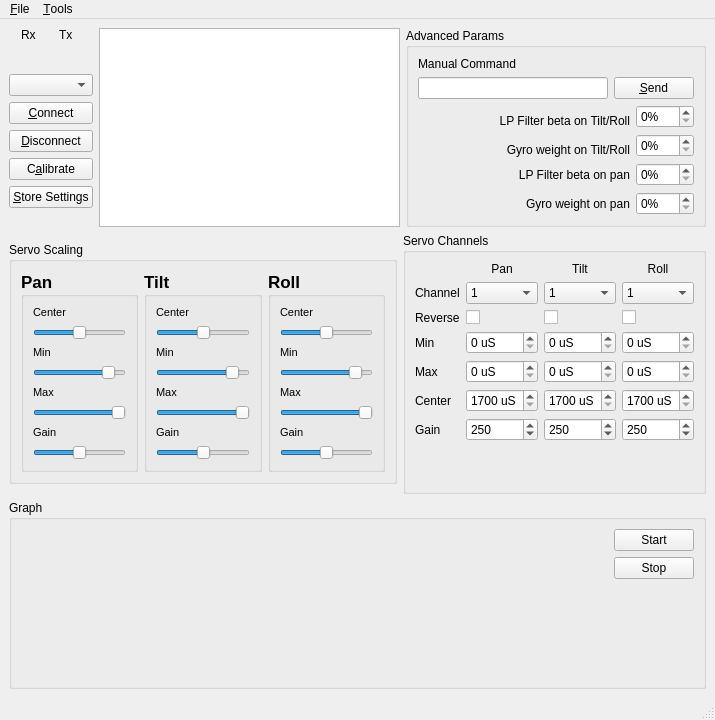
First picture: the form in mainwindow.ui, repository dlktdr/HeadTracker, before the edit.
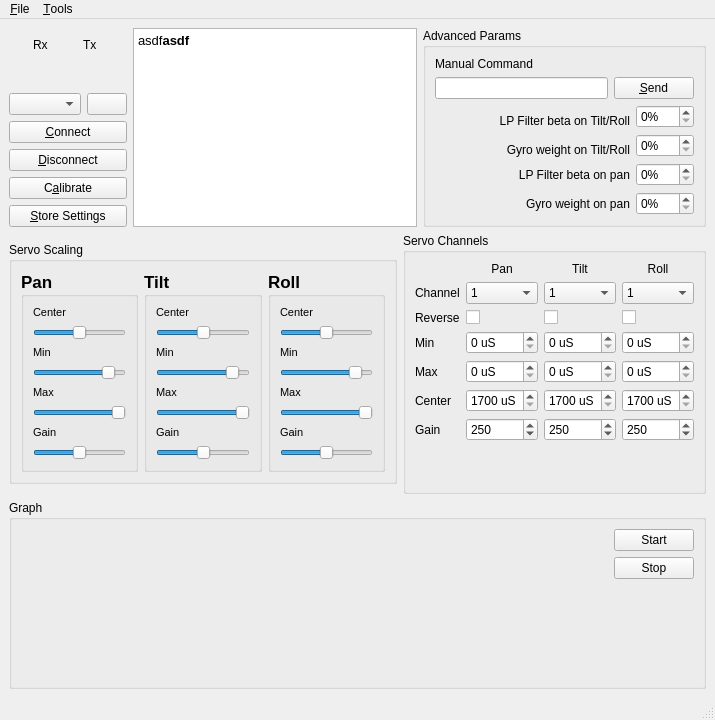
Second picture: the form after the edit. Icons and pictures are not drawn. Custom widgets are drawn as their Qt base class.

Commit message:
Added Reset, Started modify of log
Logging still ugly/broken here.

```diff
--- a/mainwindow.ui
+++ b/mainwindow.ui
@@ -14,12 +14,88 @@
    <string>MainWindow</string>
   </property>
   <widget class="QWidget" name="centralwidget">
-   <layout class="QVBoxLayout" name="verticalLayout_7">
+   <layout class="QVBoxLayout" name="verticalLayout_4">
     <item>
      <layout class="QHBoxLayout" name="horizontalLayout_2">
       <item>
-       <layout class="QVBoxLayout" name="verticalLayout_4">
-        <item>
+       <layout class="QGridLayout" name="gridLayout_4">
+        <item row="1" column="0">
+         <widget class="QComboBox" name="cmdPort">
+          <property name="sizePolicy">
+           <sizepolicy hsizetype="Minimum" vsizetype="Fixed">
+            <horstretch>0</horstretch>
+            <verstretch>0</verstretch>
+           </sizepolicy>
+          </property>
+         </widget>
+        </item>
+        <item row="1" column="1">
+         <widget class="QPushButton" name="cmdRefresh">
+          <property name="toolTip">
+           <string>Refresh Available Serial Ports</string>
+          </property>
+          <property name="text">
+           <string/>
+          </property>
+          <property name="icon">
+           <iconset resource="Resources.qrc">
+            <normaloff>:/Icons/refresh.svg</normaloff>:/Icons/refresh.svg</iconset>
+          </property>
+         </widget>
+        </item>
+        <item row="2" column="0" colspan="2">
+         <widget class="QPushButton" name="cmdConnect">
+          <property name="sizePolicy">
+           <sizepolicy hsizetype="Minimum" vsizetype="Fixed">
+            <horstretch>0</horstretch>
+            <verstretch>0</verstretch>
+           </sizepolicy>
+          </property>
+          <property name="text">
+           <string>&amp;Connect</string>
+          </property>
+         </widget>
+        </item>
+        <item row="3" column="0" colspan="2">
+         <widget class="QPushButton" name="cmdDisconnect">
+          <property name="sizePolicy">
+           <sizepolicy hsizetype="Minimum" vsizetype="Fixed">
+            <horstretch>0</horstretch>
+            <verstretch>0</verstretch>
+           </sizepolicy>
+          </property>
+          <property name="text">
+           <string>&amp;Disconnect</string>
+          </property>
+         </widget>
+        </item>
+        <item row="4" column="0" colspan="2">
+         <widget class="QPushButton" name="cmdCalibrate">
+          <property name="sizePolicy">
+           <sizepolicy hsizetype="Minimum" vsizetype="Fixed">
+            <horstretch>0</horstretch>
+            <verstretch>0</verstretch>
+           </sizepolicy>
+          </property>
+          <property name="text">
+           <string>C&amp;alibrate</string>
+          </property>
+         </widget>
+        </item>
+        <item row="5" column="0" colspan="2">
+         <widget class="QPushButton" name="cmdStore">
+          <property name="sizePolicy">
+           <sizepolicy hsizetype="Minimum" vsizetype="Fixed">
+            <horstretch>0</horstretch>
+            <verstretch>0</verstretch>
+           </sizepolicy>
+          </property>
+          <property name="text">
+           <string>&amp;Store Settings</string>
+          </property>
+         </widget>
+        </item>
+        <item row="0" column="0" colspan="2">
          <layout class="QGridLayout" name="gridLayout_3">
           <item row="1" column="1">
            <widget class="QLabel" name="label_10">
@@ -81,85 +157,10 @@
           </item>
          </layout>
         </item>
-        <item>
-         <widget class="QComboBox" name="cmdPort">
-          <property name="sizePolicy">
-           <sizepolicy hsizetype="Minimum" vsizetype="Fixed">
-            <horstretch>0</horstretch>
-            <verstretch>0</verstretch>
-           </sizepolicy>
-          </property>
-         </widget>
-        </item>
-        <item>
-         <widget class="QPushButton" name="cmdConnect">
-          <property name="sizePolicy">
-           <sizepolicy hsizetype="Minimum" vsizetype="Fixed">
-            <horstretch>0</horstretch>
-            <verstretch>0</verstretch>
-           </sizepolicy>
-          </property>
-          <property name="text">
-           <string>&amp;Connect</string>
-          </property>
-         </widget>
-        </item>
-        <item>
-         <widget class="QPushButton" name="cmdDisconnect">
-          <property name="sizePolicy">
-           <sizepolicy hsizetype="Minimum" vsizetype="Fixed">
-            <horstretch>0</horstretch>
-            <verstretch>0</verstretch>
-           </sizepolicy>
-          </property>
-          <property name="text">
-           <string>&amp;Disconnect</string>
-          </property>
-         </widget>
-        </item>
-        <item>
-         <widget class="QPushButton" name="cmdCalibrate">
-          <property name="sizePolicy">
-           <sizepolicy hsizetype="Minimum" vsizetype="Fixed">
-            <horstretch>0</horstretch>
-            <verstretch>0</verstretch>
-           </sizepolicy>
-          </property>
-          <property name="text">
-           <string>C&amp;alibrate</string>
-          </property>
-         </widget>
-        </item>
-        <item>
-         <widget class="QPushButton" name="cmdStore">
-          <property name="sizePolicy">
-           <sizepolicy hsizetype="Minimum" vsizetype="Fixed">
-            <horstretch>0</horstretch>
-            <verstretch>0</verstretch>
-           </sizepolicy>
-          </property>
-          <property name="text">
-           <string>&amp;Store Settings</string>
-          </property>
-         </widget>
-        </item>
-        <item>
-         <spacer name="verticalSpacer_3">
-          <property name="orientation">
-           <enum>Qt::Vertical</enum>
-          </property>
-          <property name="sizeHint" stdset="0">
-           <size>
-            <width>20</width>
-            <height>40</height>
-           </size>
-          </property>
-         </spacer>
-        </item>
        </layout>
       </item>
       <item>
-       <widget class="QTextBrowser" name="serialData">
+       <widget class="QTextEdit" name="serialData">
         <property name="sizePolicy">
          <sizepolicy hsizetype="Expanding" vsizetype="Preferred">
           <horstretch>0</horstretch>
@@ -171,6 +172,13 @@
           <pointsize>10</pointsize>
          </font>
         </property>
+        <property name="html">
+         <string>&lt;!DOCTYPE HTML PUBLIC &quot;-//W3C//DTD HTML 4.0//EN&quot; &quot;http://www.w3.org/TR/REC-html40/strict.dtd&quot;&gt;
+&lt;html&gt;&lt;head&gt;&lt;meta name=&quot;qrichtext&quot; content=&quot;1&quot; /&gt;&lt;style type=&quot;text/css&quot;&gt;
+p, li { white-space: pre-wrap; }
+&lt;/style&gt;&lt;/head&gt;&lt;body style=&quot; font-family:'MS Shell Dlg 2'; font-size:10pt; font-weight:400; font-style:normal;&quot;&gt;
+&lt;p style=&quot; margin-top:0px; margin-bottom:0px; margin-left:0px; margin-right:0px; -qt-block-indent:0; text-indent:0px;&quot;&gt;&lt;span style=&quot; font-family:'MS Shell Dlg 2';&quot;&gt;asdf&lt;/span&gt;&lt;span style=&quot; font-family:'MS Shell Dlg 2'; font-weight:600;&quot;&gt;asdf&lt;/span&gt;&lt;/p&gt;&lt;/body&gt;&lt;/html&gt;</string>
+        </property>
        </widget>
       </item>
       <item>
```
Left out of the diff: 204 changed lines with no effect on the pictures. The commit also changes 2 other files.
